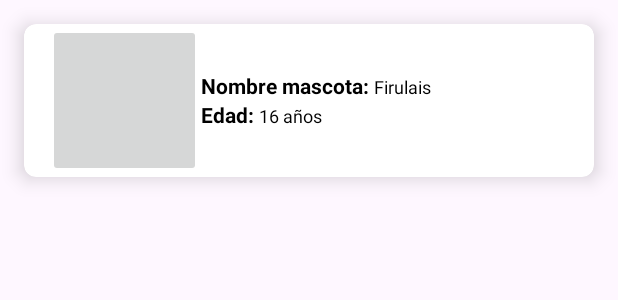
After one commit to deivi2401/QRPET, an Android app: the layout carta_mascota.xml on its own in the app's theme, with its tools: preview values and no code run, on a phone screen of 412 x 824 dp. The commit adds this screen. Shown: the top 300 px of the screen. Run offline under Robolectric (Android 15) with nearby library versions, the phone set to English and light mode, and no system bars.

Commit message:
Mapas y Lista de Mascotas
Se arreglo lo del mapa y se implemento la vista de las mascotas del usuario

```diff
--- a/app/build.gradle
+++ b/app/build.gradle
@@ -54,4 +54,10 @@ dependencies {
     implementation 'com.squareup.picasso:picasso:2.5.2'
     implementation 'com.karumi:dexter:6.2.1'
     implementation 'com.google.android.libraries.places:places:3.1.0'
+    // Import the BoM for the Firebase platform
+    implementation(platform("com.google.firebase:firebase-bom:32.5.0"))
+
+    // Add the dependencies for the App Check libraries
+    // When using the BoM, you don't specify versions in Firebase library dependencies
+    implementation("com.google.firebase:firebase-appcheck-playintegrity")
 }
--- a/app/src/main/java/com/example/dogapp/MainActivity.java
+++ b/app/src/main/java/com/example/dogapp/MainActivity.java
@@ -31,6 +31,9 @@ import androidx.navigation.ui.AppBarConfiguration;
 import androidx.navigation.ui.NavigationUI;
 
 //import com.example.dogapp.databinding.InicioSesionBinding;
+import com.google.firebase.FirebaseApp;
+import com.google.firebase.appcheck.FirebaseAppCheck;
+import com.google.firebase.appcheck.playintegrity.PlayIntegrityAppCheckProviderFactory;
 import com.google.firebase.auth.AuthResult;
 import com.google.firebase.auth.FirebaseAuth;
 import com.google.firebase.auth.FirebaseAuthInvalidCredentialsException;
@@ -56,10 +59,10 @@ public class MainActivity extends AppCompatActivity {
     private FirebaseAuth authProfile;
     private static final String TAG = "LoginActivity_Main";
 
+
     protected void onCreate(Bundle savedInstanceState) {
         super.onCreate(savedInstanceState);
         setContentView(R.layout.activity_login);
-
         editTextLoginEmail = findViewById(R.id.editText_login_email);
         editTextLoginPwd = findViewById(R.id.editText_login_pwd);
         progressbar = findViewById(R.id.progressBar);
--- a/app/src/main/java/com/example/dogapp/MapaPetV2.java
+++ b/app/src/main/java/com/example/dogapp/MapaPetV2.java
@@ -83,7 +83,7 @@ public class MapaPetV2 extends FragmentActivity {
                     public void onClick(View view) {
                         Intent intent = new Intent(MapaPetV2.this, RegistroMascota.class);
                         intent.putExtra("Direccion", address);
-                        startActivity(intent);
+                        setResult(RESULT_OK, intent);
                         finish();
 
                     }
--- /dev/null
+++ b/app/src/main/res/layout/carta_mascota.xml
@@ -0,0 +1,77 @@
+<?xml version="1.0" encoding="utf-8"?>
+<androidx.cardview.widget.CardView xmlns:android="http://schemas.android.com/apk/res/android"
+    android:layout_width="match_parent"
+    android:layout_height="wrap_content"
+    xmlns:app="http://schemas.android.com/apk/res-auto"
+    app:cardElevation="8dp"
+    app:cardCornerRadius="8dp"
+    android:layout_margin="16dp">
+
+    <LinearLayout
+        android:layout_width="wrap_content"
+        android:layout_height="wrap_content"
+        android:layout_marginLeft="16dp"
+        android:orientation="horizontal">
+
+
+        <ImageButton
+            android:id="@+id/FotoMascota"
+            android:layout_width="102dp"
+            android:layout_height="102dp" />
+
+        <LinearLayout
+            android:layout_width="wrap_content"
+            android:layout_height="wrap_content"
+            android:layout_gravity="center_vertical"
+            android:orientation="vertical">
+            <LinearLayout
+                android:layout_width="wrap_content"
+                android:layout_height="wrap_content"
+                android:orientation="horizontal">
+                <TextView
+                    android:layout_width="wrap_content"
+                    android:layout_height="wrap_content"
+                    android:text="Nombre mascota: "
+                    android:textColor="@color/black"
+                    android:textSize="14dp"
+                    android:textStyle="bold"/>
+                <TextView
+                    android:id="@+id/textviewMascotaLista"
+                    android:layout_width="wrap_content"
+                    android:layout_height="wrap_content"
+                    android:text="Firulais"
+                    android:textColor="@color/black"
+                    android:textSize="12dp"
+                    android:textStyle="normal"/>
+
+            </LinearLayout>
+            <LinearLayout
+                android:layout_width="wrap_content"
+                android:layout_height="wrap_content"
+                android:orientation="horizontal">
+                <TextView
+                    android:layout_width="wrap_content"
+                    android:layout_height="wrap_content"
+                    android:text="Edad: "
+                    android:textColor="@color/black"
+                    android:textSize="14dp"
+                    android:textStyle="bold"/>
+                <TextView
+                    android:id="@+id/textviewEdadLista"
+                    android:layout_width="wrap_content"
+                    android:layout_height="wrap_content"
+                    android:text="16 años"
+                    android:textColor="@color/black"
+                    android:textSize="12dp"
+                    android:textStyle="normal"/>
+
+            </LinearLayout>
+
+
+        </LinearLayout>
+
+    </LinearLayout>
+
+
+
+</androidx.cardview.widget.CardView>
--- a/app/src/main/res/layout/pantalla_inicio.xml
+++ b/app/src/main/res/layout/pantalla_inicio.xml
@@ -11,7 +11,6 @@
         android:layout_width="191dp"
         android:layout_height="54dp"
         android:layout_marginStart="110dp"
-        android:layout_marginTop="10dp"
         android:layout_marginEnd="110dp"
         android:layout_marginBottom="1dp"
         android:text="Consulta de Mascota"
@@ -47,6 +46,7 @@
         app:layout_constraintEnd_toEndOf="parent"
         app:layout_constraintStart_toStartOf="parent" />
 
+
     <Button
         android:id="@+id/BotonPerfil"
         android:layout_width="191dp"
```
Also changed, not shown: app/src/main/AndroidManifest.xml (+11 -0 lines), app/src/main/java/com/example/dogapp/Lista_Mascotas.java (added, +61 -0 lines), app/src/main/java/com/example/dogapp/Mascotas.java (added, +22 -0 lines), app/src/main/java/com/example/dogapp/MyAdapter.java (added, +57 -0 lines), app/src/main/java/com/example/dogapp/PantallaInicio.java (+12 -0 lines), app/src/main/java/com/example/dogapp/RegistroMascota.java (+30 -10 lines), app/src/main/java/com/example/dogapp/RegistroUsuario.java (+8 -7 lines), app/src/main/res/layout/lista_mascotas.xml (added, +16 -0 lines), app/src/main/res/layout/registro_mascota.xml (+6 -6 lines).
